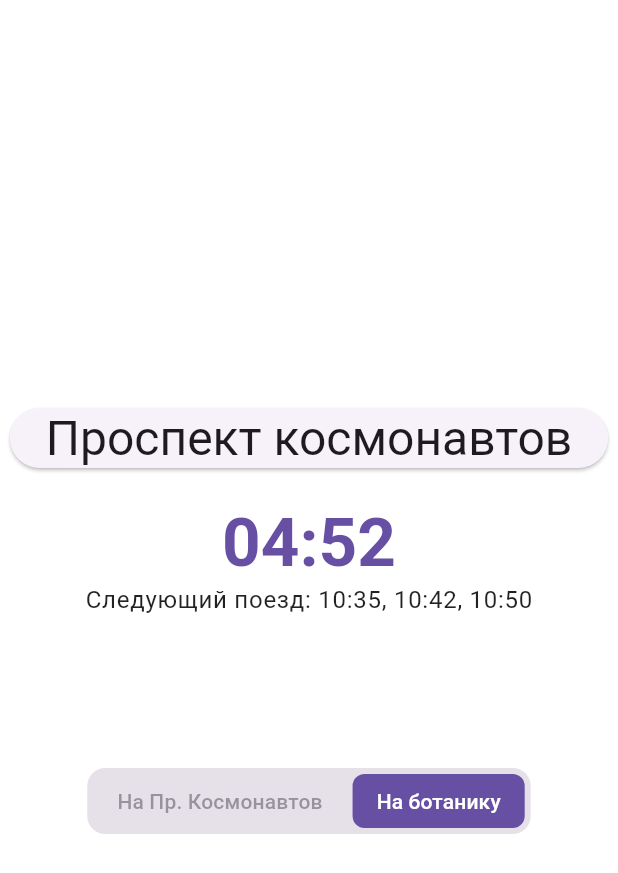
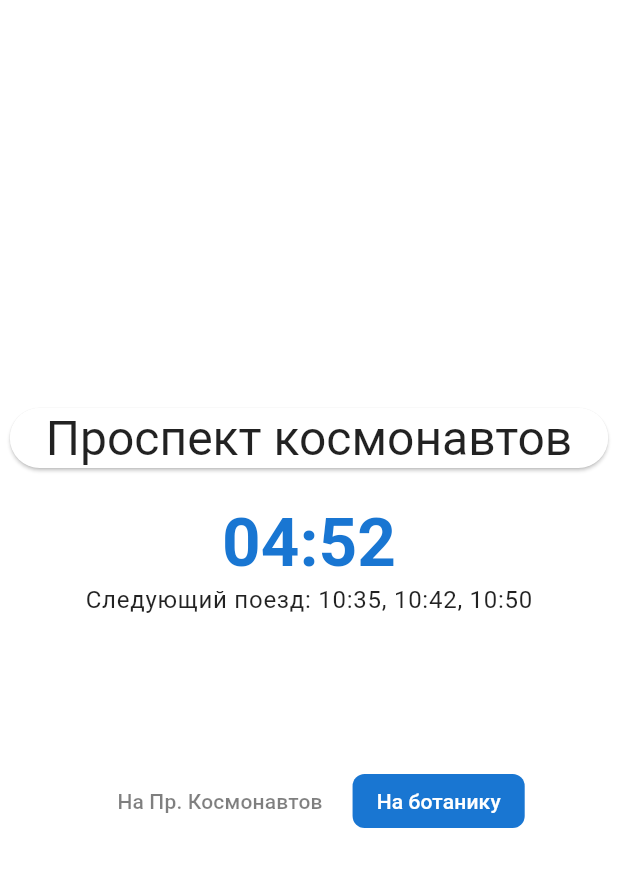
Before and after one commit to samb1232/eburg_metro_timer, a Flutter app: the screen it shows after launch, on a phone screen of 412 x 824 dp. Shown: the top 873 px of the screen. Run offline on Flutter 3.47's test engine with Material 3 defaults, Android fonts, the phone set to English and light mode, and no system bars.

Commit message:
changed app theme (only colors left)

```diff
--- a/lib/core/app_theme.dart
+++ b/lib/core/app_theme.dart
@@ -6,106 +6,41 @@ class AppTheme {
     primarySwatch: Colors.blue,
     scaffoldBackgroundColor: Colors.white,
     appBarTheme: const AppBarTheme(
-      color: Colors.blue,
-      titleTextStyle: TextStyle(
-        color: Colors.white,
-        fontSize: 20,
-        fontWeight: FontWeight.bold,
-      ),
-      iconTheme: IconThemeData(color: Colors.white),
+      color: Color(0xFF1976D2), // Насыщенный синий
     ),
-    textTheme: const TextTheme(
-      displayLarge: TextStyle(
-        fontSize: 72,
-        fontWeight: FontWeight.bold,
-        color: Colors.black,
-      ),
-      headlineSmall: TextStyle(
-        fontSize: 24,
-        fontWeight: FontWeight.w500,
-        color: Colors.black87,
-      ),
-      titleLarge: TextStyle(
-        fontSize: 20,
-        fontWeight: FontWeight.w500,
-        color: Colors.black87,
-      ),
-      bodyLarge: TextStyle(
-        fontSize: 16,
-        color: Colors.black87,
-      ),
-    ),
-    iconTheme: const IconThemeData(
-      color: Colors.blue,
-    ),
-    cardTheme: CardThemeData(
-      elevation: 2,
-      shape: RoundedRectangleBorder(
-        borderRadius: BorderRadius.circular(8),
-      ),
-      color: Colors.white,
-      margin: EdgeInsets.zero,
+    colorScheme: const ColorScheme.light(
+      primary: Color(0xFF1976D2), // Основной цвет (кнопки, акценты)
+      secondary: Color(0xFF90CAF9), // Вторичный цвет (фоновые элементы)
+      surface: Colors.white, // Фон карточек и контейнеров
+      onPrimary: Colors.white, // Текст на основном цвете
+      onSecondary: Colors.black, // Текст на вторичном цвете
+      onSurface: Colors.black87, // Основной текст
     ),
   );
-
 
   static final ThemeData darkTheme = ThemeData(
     brightness: Brightness.dark,
     primarySwatch: Colors.blueGrey,
-    scaffoldBackgroundColor: Colors.grey[900],
-    appBarTheme: AppBarTheme(
-      color: Colors.grey[850],
-      titleTextStyle: const TextStyle(
-        color: Colors.white,
-        fontSize: 20,
-        fontWeight: FontWeight.bold,
-      ),
-      iconTheme: const IconThemeData(color: Colors.white),
+    scaffoldBackgroundColor: const Color(0xFF121212),
+    appBarTheme: const AppBarTheme(
+      color: Color(0xFF1E1E1E), // Тёмно-серый для AppBar
     ),
-    textTheme: const TextTheme(
-      displayLarge: TextStyle(
-        fontSize: 72,
-        fontWeight: FontWeight.bold,
-        color: Colors.white,
-      ),
-      headlineSmall: TextStyle(
-        fontSize: 24,
-        fontWeight: FontWeight.w500,
-        color: Colors.white,
-      ),
-      titleLarge: TextStyle(
-        fontSize: 20,
-        fontWeight: FontWeight.w500,
-        color: Colors.white,
-      ),
-      bodyLarge: TextStyle(
-        fontSize: 16,
-        color: Colors.white70,
-      ),
-    ),
-    iconTheme: const IconThemeData(
-      color: Colors.blueGrey,
-    ),
-    cardTheme: CardThemeData(
-      elevation: 2,
-      shape: RoundedRectangleBorder(
-        borderRadius: BorderRadius.circular(8),
-      ),
-      color: Colors.grey[800],
-      margin: EdgeInsets.zero,
+    colorScheme: const ColorScheme.dark(
+      primary: Color(0xFF4FC3F7), // Светло-голубой для акцентов
+      secondary: Color(0xFF26C6DA), // Вторичный цвет (например, для иконок)
+      surface: Color(0xFF1E1E1E), // Фон карточек
+      onPrimary: Colors.black, // Текст на основном цвете
+      onSecondary: Colors.black, // Текст на вторичном цвете
+      onSurface: Colors.white70, // Основной текст
     ),
   );
 
-  // Дополнительные стили
-  static TextStyle get timerTextStyle => const TextStyle(
-    fontSize: 64,
-    fontWeight: FontWeight.bold,
-  );
-
-  static TextStyle get stationNameStyle => const TextStyle(
-    fontSize: 18,
-    fontWeight: FontWeight.w500,
-  );
-
-  static Color get primaryColor => Colors.blue;
+  static const Color lightPrimaryColor = Color(0xFF1976D2);
+  static const Color darkPrimaryColor = Color(0xFF4FC3F7);
+  static const Color lightSurfaceColor = Colors.white;
+  static const Color darkSurfaceColor = Color(0xFF1E1E1E);
+  static const Color lightBackgroundColor = Colors.white;
+  static const Color darkBackgroundColor = Color(0xFF121212);
+  static const Color lightOnSurfaceColor = Colors.black87;
+  static const Color darkOnSurfaceColor = Colors.white70;
 }
```
